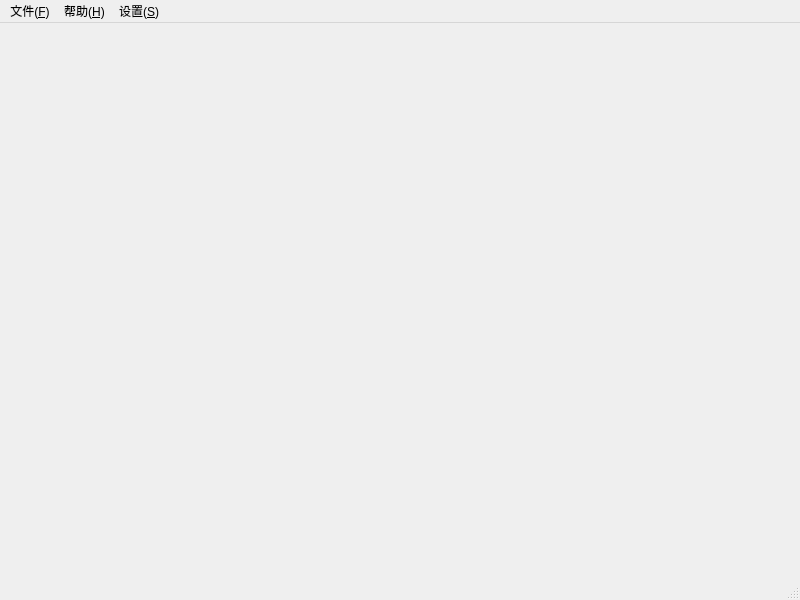
2094780632/MusicSheetsManager, file mainwindow.ui: the form before one commit.
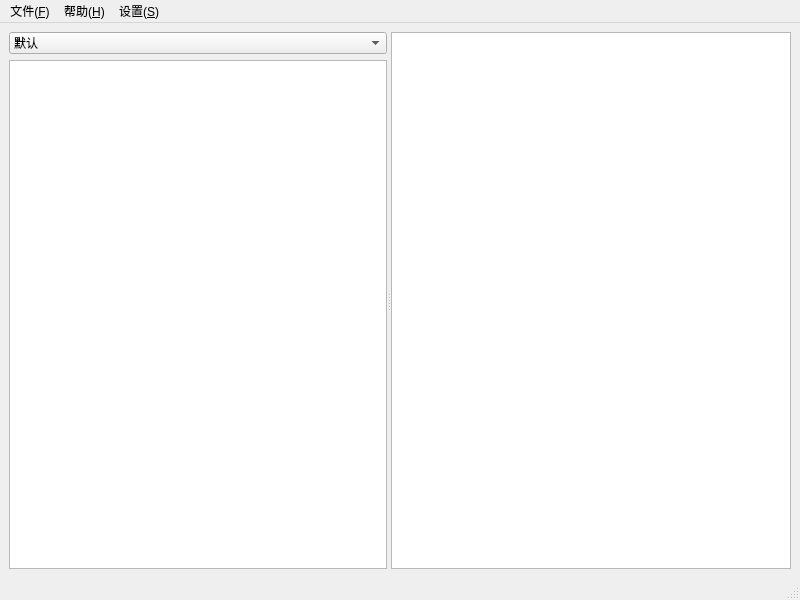
The form after the commit. Icons and pictures are not drawn.

What changed in the file:
```diff
--- a/mainwindow.ui
+++ b/mainwindow.ui
@@ -22,7 +22,76 @@
   <property name="windowIcon">
    <iconset theme="QIcon::ThemeIcon::AudioCard"/>
   </property>
-  <widget class="QWidget" name="centralwidget"/>
+  <widget class="QWidget" name="centralwidget">
+   <layout class="QVBoxLayout" name="verticalLayout_2">
+    <item>
+     <widget class="QSplitter" name="splitter">
+      <property name="orientation">
+       <enum>Qt::Orientation::Horizontal</enum>
+      </property>
+      <property name="opaqueResize">
+       <bool>true</bool>
+      </property>
+      <property name="childrenCollapsible">
+       <bool>false</bool>
+      </property>
+      <widget class="QWidget" name="">
+       <layout class="QVBoxLayout" name="verticalLayout">
+        <item>
+         <widget class="QComboBox" name="comboBox">
+          <property name="minimumSize">
+           <size>
+            <width>100</width>
+            <height>0</height>
+           </size>
+          </property>
+          <item>
+           <property name="text">
+            <string>默认</string>
+           </property>
+          </item>
+          <item>
+           <property name="text">
+            <string>按歌名</string>
+           </property>
+          </item>
+          <item>
+           <property name="text">
+            <string>按作者</string>
+           </property>
+          </item>
+         </widget>
+        </item>
+        <item>
+         <widget class="QTreeView" name="treeView">
+          <property name="minimumSize">
+           <size>
+            <width>200</width>
+            <height>0</height>
+           </size>
+          </property>
+         </widget>
+        </item>
+       </layout>
+      </widget>
+      <widget class="QListView" name="listView">
+       <property name="minimumSize">
+        <size>
+         <width>400</width>
+         <height>0</height>
+        </size>
+       </property>
+       <property name="movement">
+        <enum>QListView::Movement::Static</enum>
+       </property>
+       <property name="viewMode">
+        <enum>QListView::ViewMode::IconMode</enum>
+       </property>
+      </widget>
+     </widget>
+    </item>
+   </layout>
+  </widget>
   <widget class="QMenuBar" name="menubar">
    <property name="geometry">
     <rect>
```
Left out of the diff: 18 changed lines with no effect on the pictures.
